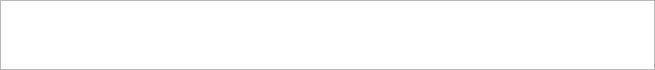
wiacekmarcin/StanowiskoChemiczne, file nowytest_8.ui: the form before one commit.
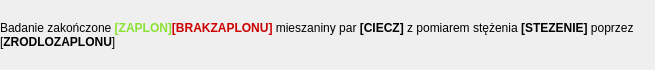
The form after the commit. Custom widgets are drawn as their Qt base class.

```diff
--- a/nowytest_8.ui
+++ b/nowytest_8.ui
@@ -7,7 +7,7 @@
     <x>0</x>
     <y>0</y>
     <width>655</width>
-    <height>55</height>
+    <height>70</height>
    </rect>
   </property>
   <property name="title" stdset="0">
@@ -36,7 +36,14 @@
     <number>0</number>
    </property>
    <item>
-    <widget class="QTextBrowser" name="textBrowser"/>
+    <widget class="QLabel" name="label">
+     <property name="text">
+      <string>&lt;html&gt;&lt;head/&gt;&lt;body&gt;&lt;p&gt;Badanie zakończone &lt;span style=&quot; font-weight:600; color:#8ae234;&quot;&gt;[ZAPLON]&lt;/span&gt;&lt;span style=&quot; font-weight:600; color:#cc0000;&quot;&gt;[BRAKZAPLONU] &lt;/span&gt;&lt;span style=&quot; color:#000000;&quot;&gt;mieszaniny par &lt;/span&gt;&lt;span style=&quot; font-weight:600; color:#000000;&quot;&gt;[CIECZ] &lt;/span&gt;&lt;span style=&quot; color:#000000;&quot;&gt;z pomiarem stężenia &lt;/span&gt;&lt;span style=&quot; font-weight:600; color:#000000;&quot;&gt;[STEZENIE]&lt;/span&gt;&lt;span style=&quot; color:#000000;&quot;&gt; poprzez [&lt;/span&gt;&lt;span style=&quot; font-weight:600; color:#000000;&quot;&gt;ZRODLOZAPLONU&lt;/span&gt;&lt;span style=&quot; color:#000000;&quot;&gt;]&lt;/span&gt;&lt;/p&gt;&lt;/body&gt;&lt;/html&gt;</string>
+     </property>
+     <property name="wordWrap">
+      <bool>true</bool>
+     </property>
+    </widget>
    </item>
   </layout>
  </widget>
```
